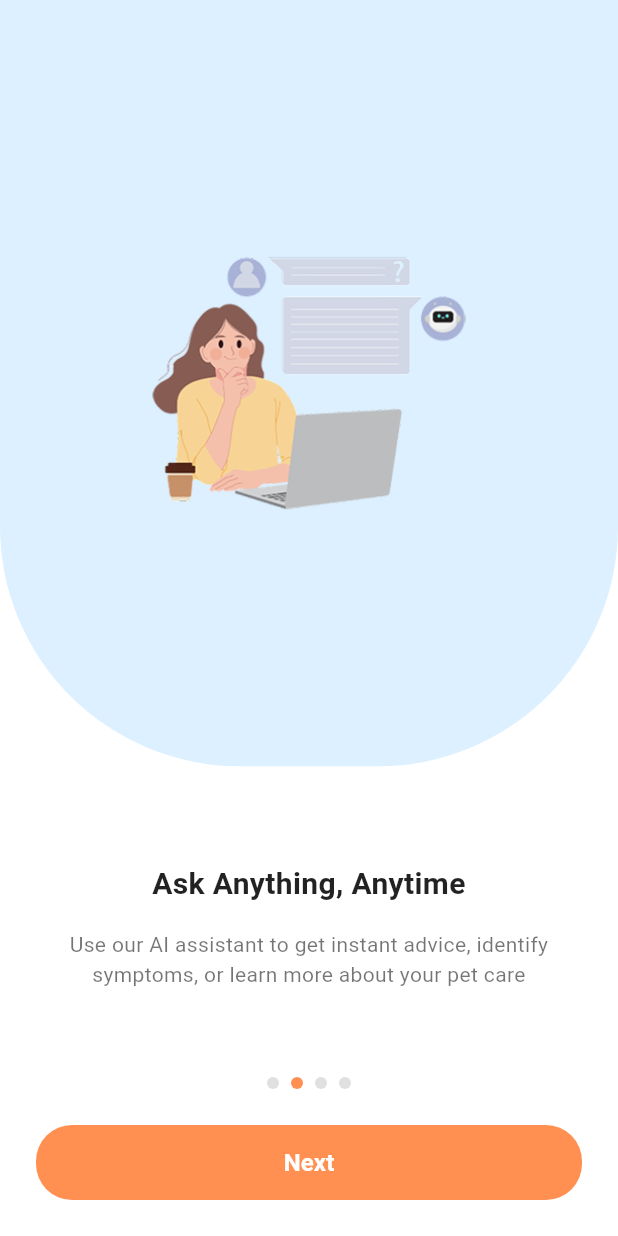
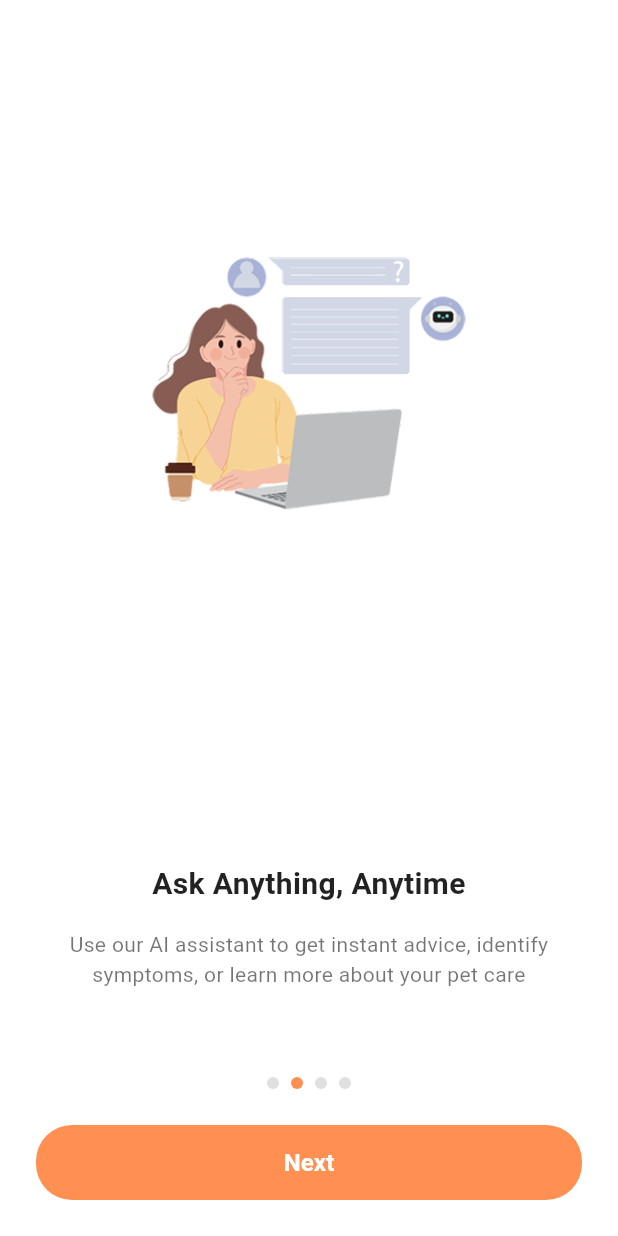
Before and after one commit to liwangivone/PetMigo, a Flutter app: the screen it shows after launch, swiped to page 2, on a phone screen of 412 x 824 dp. Run offline on Flutter 3.47's test engine with Material 3 defaults, Android fonts, the phone set to English and light mode, and no system bars.

Commit message:
Melakukan perubahan pada on boarding page

```diff
--- a/frontend/lib/views/pages/onboarding_pages.dart
+++ b/frontend/lib/views/pages/onboarding_pages.dart
@@ -86,13 +86,13 @@ class _OnboardingScreenState extends State<OnboardingScreen> {
                     Container(
                       width: double.infinity,
                       height: MediaQuery.of(context).size.height * 0.62,
-                      decoration: const BoxDecoration(
-                        color: Color(0xFFDCF0FF),
-                        borderRadius: BorderRadius.only(
-                          bottomLeft: Radius.circular(160),
-                          bottomRight: Radius.circular(160),
-                        ),
-                      ),
+                      // decoration: const BoxDecoration(
+                      //   color: Color(0xFFDCF0FF),
+                      //   borderRadius: BorderRadius.only(
+                      //     bottomLeft: Radius.circular(160),
+                      //     bottomRight: Radius.circular(160),
+                      //   ),
+                      // ),
                       child: Center(
                         child: Image.asset(
                           data['image']!,
```
